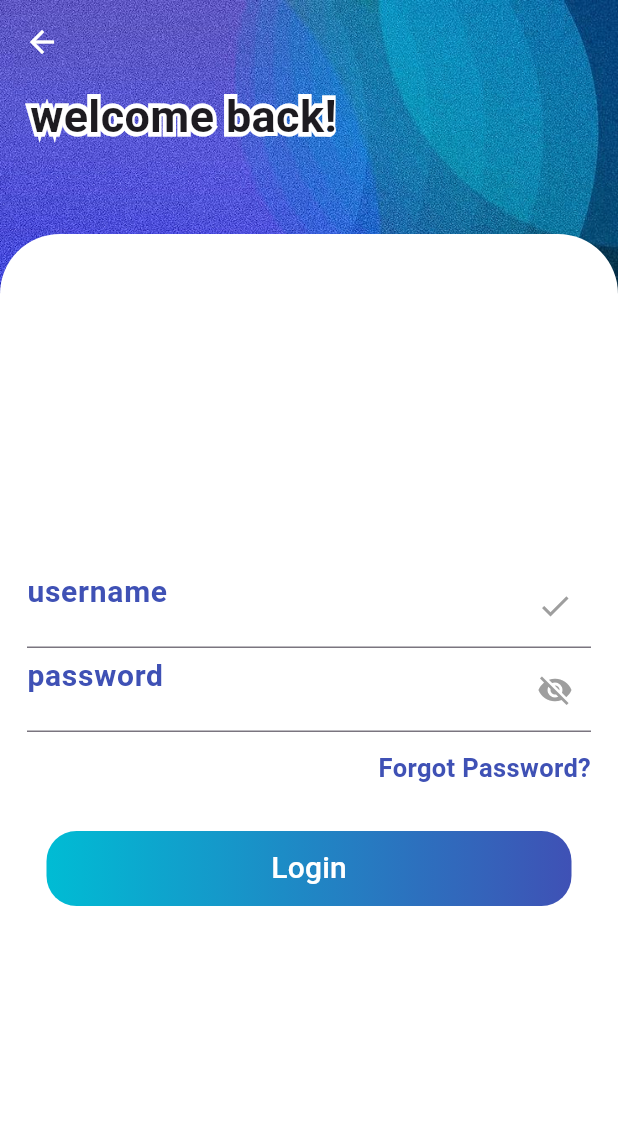
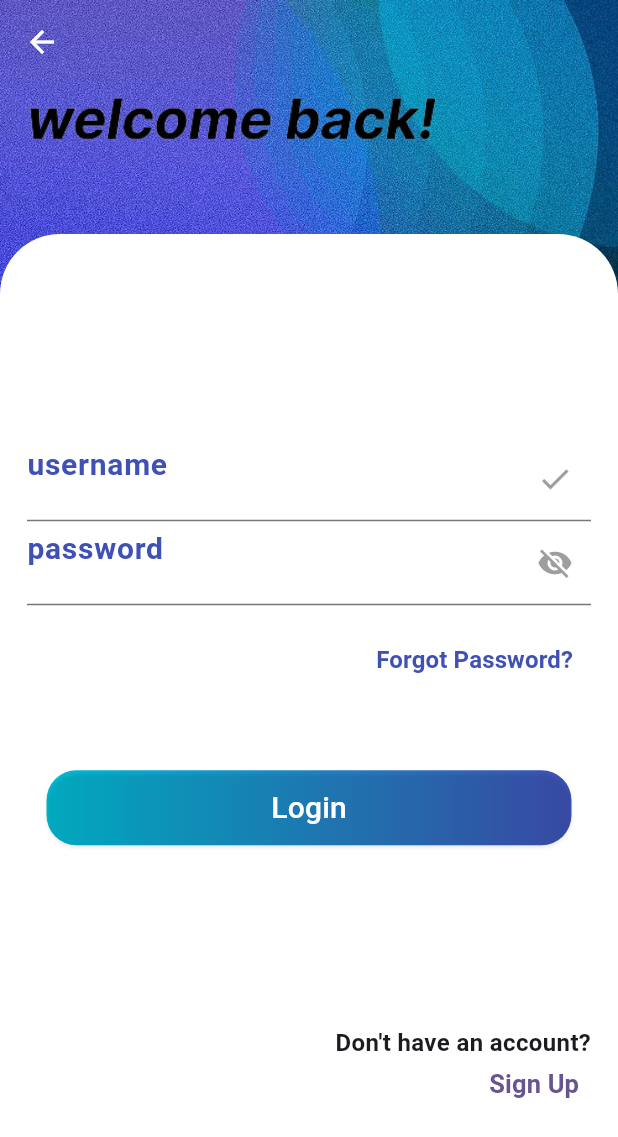
Before and after one commit to nforoutann/unisphere-management-app, a Flutter app: the screen it shows after launch, after a tap on "Login", on a phone screen of 412 x 824 dp. Shown: the top 1137 px of the screen. Run offline on Flutter 3.47's test engine with Material 3 defaults, Android fonts, the light colour scheme and no system bars.

Commit message:
feat: login page completed

```diff
--- a/myFront/lib/screens/login-screen.dart
+++ b/myFront/lib/screens/login-screen.dart
@@ -1,7 +1,8 @@
+import 'package:flutter/cupertino.dart';
 import 'package:flutter/material.dart';
+import 'package:screen/screens/signup-screen.dart';
 import 'package:screen/widgets/custom-scaffold.dart';
 import 'package:screen/widgets/login-signup-button.dart';
-
 
 class LoginScreen extends StatefulWidget {
   const LoginScreen({Key? key}) : super(key: key);
@@ -16,60 +17,42 @@ class _LoginScreenState extends State<LoginScreen> {
 
   @override
   Widget build(BuildContext context) {
+    final isKeyboardOpen = MediaQuery.of(context).viewInsets.bottom > 0;
+
     return CustomScaffold(
       child: Stack(
         children: [
           Container(
             child: Transform.translate(
-              offset: const Offset(20, 0),
-              child: Text(
-                'welcome back!',
-                style: TextStyle(
-                  fontSize: 30,
-                  foreground: Paint()
-                    ..style = PaintingStyle.stroke
-                    ..strokeWidth = 6 // Adjust the width of the outline
-                    ..color = Colors.white, // Outline color
-                ),
-              ),
-            ),
-          ),
-          Container(
-            child: Transform.translate(
-              offset: const Offset(20, 0),
-              child: const Text(
-                'welcome back!',
-                style: TextStyle(
-                  fontSize: 30,
-                  fontWeight: FontWeight.bold,
-                )
+              offset: const Offset(0, -130),
+              child: Image.asset(
+                'assets/images/welcome.png',
+                height: 310,
+                width: 310,
               ),
             ),
           ),
           Padding(
             padding: const EdgeInsets.only(top: 100),
             child: Container(
-              decoration:const BoxDecoration(
+              decoration: const BoxDecoration(
                 borderRadius: BorderRadius.only(
                   topRight: Radius.circular(40),
                   topLeft: Radius.circular(40),
                 ),
-                //color: Color(0xFF1f1c1c),
                 color: Colors.white,
               ),
               height: double.infinity,
               width: double.infinity,
               child: Padding(
-                padding:const EdgeInsets.only(
-                  left: 18.0,
-                  right: 18.0
-                ),
+                padding: const EdgeInsets.symmetric(horizontal: 18.0),
                 child: Column(
                   mainAxisAlignment: MainAxisAlignment.center,
                   children: [
                     TextField(
+                      controller: _usernameController,
                       decoration: InputDecoration(
-                        suffixIcon:const Icon(
+                        suffixIcon: const Icon(
                           Icons.check,
                           color: Colors.grey,
                         ),
@@ -87,8 +70,9 @@ class _LoginScreenState extends State<LoginScreen> {
                       ),
                     ),
                     TextField(
+                      controller: _passwordController,
                       decoration: InputDecoration(
-                        suffixIcon:const Icon(
+                        suffixIcon: const Icon(
                           Icons.visibility_off,
                           color: Colors.grey,
                         ),
@@ -105,37 +89,91 @@ class _LoginScreenState extends State<LoginScreen> {
                         ),
                       ),
                     ),
-                    const SizedBox(height: 12,),
-                    const Align(
+                    const SizedBox(height: 12),
+                    Align(
                       alignment: Alignment.centerRight,
-                      child: Text(
+                      child: TextButton(
+                        onPressed: () {
+                          // TODO: Implement forgot password functionality
+                        },
+                        child: const Text(
                           'Forgot Password?',
                           style: TextStyle(
+                            color: Colors.indigo,
                             fontWeight: FontWeight.bold,
-                          fontSize: 17,
-                          color: Colors.indigo,
+                            fontSize: 16,
                           ),
                         ),
                       ),
-                    SizedBox(height: 30),
-                    MyElevatedButton(
-                      onPressed: () {},
-                      child:const Text(
+                    ),
+                    const SizedBox(height: 40),
+                    Transform.translate(
+                      offset: Offset(0, 10),
+                      child: MyElevatedButton(
+                        onPressed: () {
+                          // TODO: Implement login functionality
+                        },
+                        child: const Text(
                           'Login',
                           style: TextStyle(
                             color: Colors.white,
                             fontSize: 20,
                           ),
                         ),
-                    )
+                      ),
+                    ),
+                    if (!isKeyboardOpen) ...[
+                      const SizedBox(height: 80),
+                      Transform.translate(
+                        offset: Offset(0, 50),
+                        child: Align(
+                          alignment: Alignment.bottomRight,
+                          child: Column(
+                            mainAxisAlignment: MainAxisAlignment.end,
+                            crossAxisAlignment: CrossAxisAlignment.end,
+                            children: [
+                              const Text(
+                                "Don't have an account?",
+                                style: TextStyle(
+                                  fontSize: 16,
+                                  fontWeight: FontWeight.bold,
 
+                                ),
+                              ),
+                              TextButton(
+                                style: TextButton.styleFrom(
+                                  padding: EdgeInsets.symmetric(horizontal: 8.0, vertical: 4.0), // Adjust the padding as needed
+                                  minimumSize: Size(0, 0), // Set the minimum size if needed
+                                  tapTargetSize: MaterialTapTargetSize.shrinkWrap, // Reduce the tap target size
+                                ),
+                                onPressed: () {
+                                  Navigator.push(
+                                    context,
+                                    MaterialPageRoute(
+                                      builder: (context) => SignUpScreen(),
+                                    ),
+                                  );
+                                },
+                                child: const Text(
+                                  'Sign Up',
+                                  style: TextStyle(
+                                    fontSize: 17,
+                                    fontWeight: FontWeight.bold,
+                                  ),
+                                ),
+                              ),
                             ],
                           ),
                         ),
                       ),
-          )
                     ],
-      )
+                  ],
+                ),
+              ),
+            ),
+          ),
+        ],
+      ),
     );
   }
 }
--- a/myFront/lib/widgets/login-signup-button.dart
+++ b/myFront/lib/widgets/login-signup-button.dart
@@ -25,7 +25,7 @@ class MyElevatedButton extends StatelessWidget {
         onPressed: onPressed,
         style: ElevatedButton.styleFrom(
           backgroundColor: Colors.transparent,
-          shadowColor: Colors.transparent,
+          shadowColor: Colors.black38,
           shape: RoundedRectangleBorder(borderRadius: BorderRadius.circular(20)),
         ),
         child: child,
```
Lines whose indentation alone changed are shown as unchanged.
